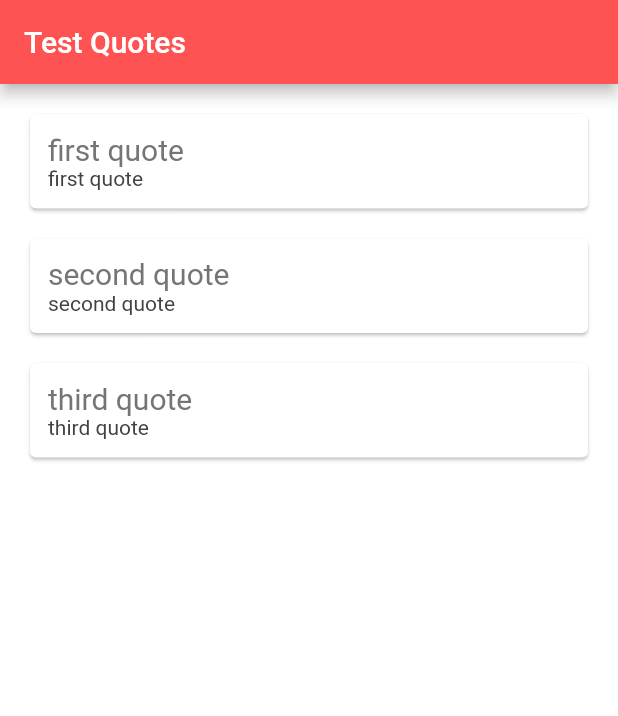
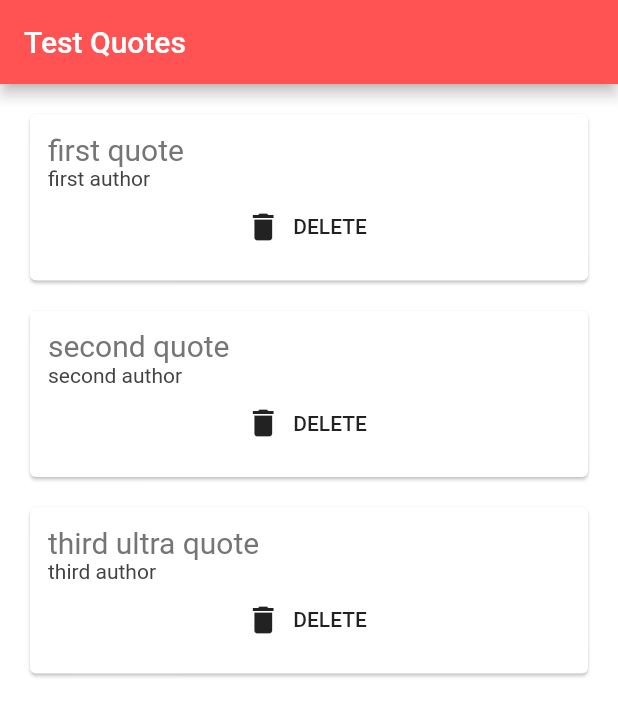
Before and after one commit to mudgalprashant/flutter2, a Flutter app: the screen it shows after launch, on a phone screen of 412 x 824 dp. Shown: the top 716 px of the screen. Run offline on Flutter 3.47's test engine with Material 2 defaults, Android fonts, the phone set to English and light mode, and no system bars.

Commit message:
Added deletion functionality to cards. Separated files for Card templates of quotes.

```diff
--- a/app2/lib/main.dart
+++ b/app2/lib/main.dart
@@ -1,5 +1,6 @@
 import 'package:flutter/material.dart';
 import 'quote.dart';
+import 'quote_card.dart';
 void main() {
   runApp(
     MaterialApp(
@@ -18,36 +19,8 @@ class _QuoteListState extends State<QuoteList> {
   List<Quote> quotes = [
     Quote(author: 'first author', text: 'first quote'),
     Quote(author: 'second author', text: 'second quote'),
-    Quote(author: 'third author', text: 'third quote'),
+    Quote(author: 'third author', text: 'third ultra quote'),
   ];
-
-  Widget quoteTemplate(quote){
-    return Card(
-      margin: EdgeInsets.fromLTRB(20, 20, 20, 0),
-      child: Padding(
-        padding: const EdgeInsets.all(12.0),
-        child: Column(
-          crossAxisAlignment: CrossAxisAlignment.stretch,
-          children: [
-            Text(
-              quote.text,
-              style: TextStyle(
-                fontSize: 20.0,
-                color: Colors.grey[600],
-              ),
-            ),
-            Text(
-              quote.text,
-              style: TextStyle(
-                fontSize: 14.0,
-                color: Colors.grey[800],
-              ),
-            ),
-          ],
-        ),
-      ),
-    );
-  }
 
   @override
   Widget build(BuildContext context) {
@@ -58,7 +31,14 @@ class _QuoteListState extends State<QuoteList> {
         backgroundColor: Colors.redAccent,
       ),
       body: Column(
-        children: quotes.map((quote) => quoteTemplate(quote)).toList(),
+        children: quotes.map((quote) => QuoteCard(
+          quote: quote,
+          delete: () {
+            setState(() {
+              quotes.remove(quote);
+            });
+          },
+        )).toList(),
     )
     );
   }
--- /dev/null
+++ b/app2/lib/quote_card.dart
@@ -0,0 +1,41 @@
+import 'package:flutter/material.dart';
+import 'quote.dart';
+class QuoteCard extends StatelessWidget {
+  final Quote quote;
+  final Function delete;
+  QuoteCard({this.quote, this.delete});
+
+  @override
+  Widget build(BuildContext context) {
+    return Card(
+      margin: EdgeInsets.fromLTRB(20, 20, 20, 0),
+      child: Padding(
+        padding: const EdgeInsets.all(12.0),
+        child: Column(
+          crossAxisAlignment: CrossAxisAlignment.stretch,
+          children: [
+            Text(
+              quote.text,
+              style: TextStyle(
+                fontSize: 20.0,
+                color: Colors.grey[600],
+              ),
+            ),
+            Text(
+              quote.author,
+              style: TextStyle(
+                fontSize: 14.0,
+                color: Colors.grey[800],
+              ),
+            ),
+            FlatButton.icon(
+              onPressed: delete,
+              label: Text('DELETE'),
+              icon: Icon(Icons.delete),
+            ),
+          ],
+        ),
+      ),
+    );
+  }
+}
```
